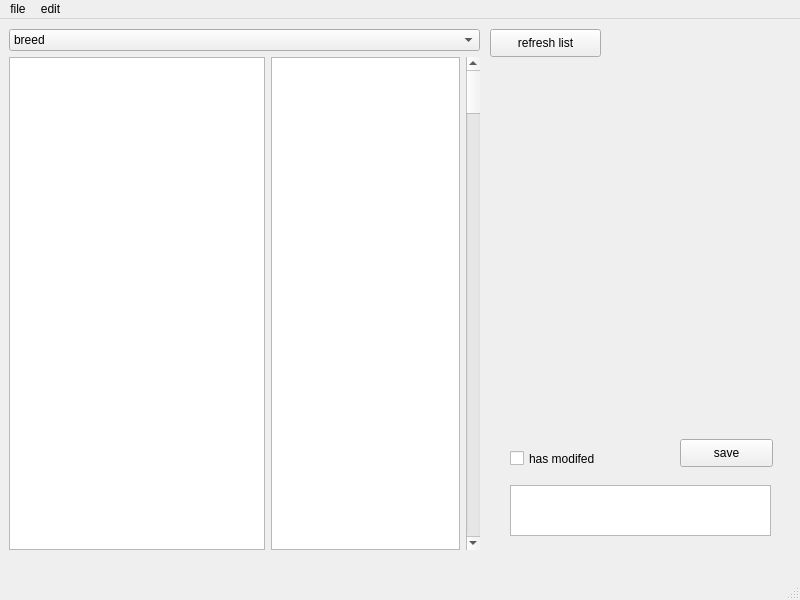
The window that localization-tool-for-Men-of-War_v0_1/mainwindow.ui (FNSOIDATHQ/localization-tool-for-Men-of-War) describes before a commit, drawn with Qt 5.
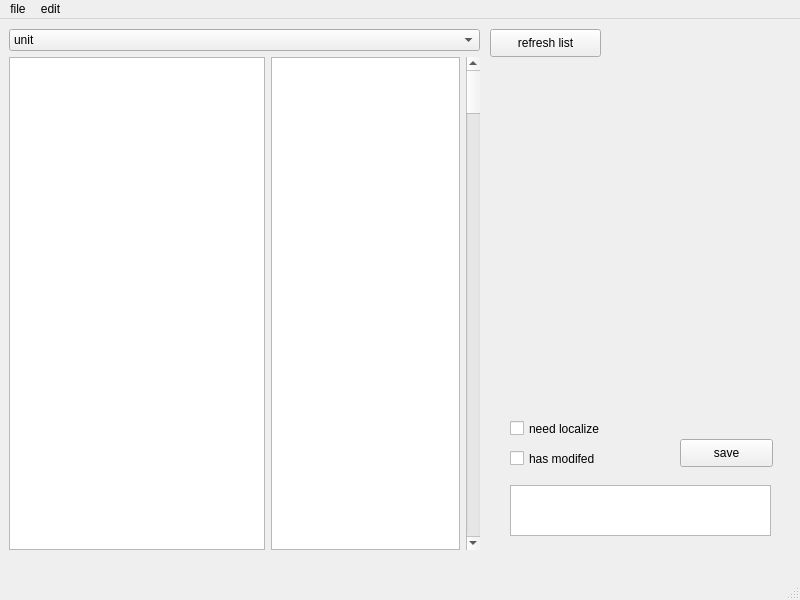
The same window after the commit.

```diff
--- a/localization-tool-for-Men-of-War_v0_1/mainwindow.ui
+++ b/localization-tool-for-Men-of-War_v0_1/mainwindow.ui
@@ -39,6 +39,11 @@
     <layout class="QVBoxLayout" name="verticalLayout">
      <item>
       <widget class="QComboBox" name="unit_type">
+       <item>
+        <property name="text">
+         <string>unit</string>
+        </property>
+       </item>
        <item>
         <property name="text">
          <string>breed</string>
@@ -135,6 +140,31 @@
      <bool>false</bool>
     </property>
    </widget>
+   <widget class="QCheckBox" name="check_is_need_localize">
+    <property name="enabled">
+     <bool>true</bool>
+    </property>
+    <property name="geometry">
+     <rect>
+      <x>510</x>
+      <y>400</y>
+      <width>151</width>
+      <height>19</height>
+     </rect>
+    </property>
+    <property name="mouseTracking">
+     <bool>true</bool>
+    </property>
+    <property name="acceptDrops">
+     <bool>false</bool>
+    </property>
+    <property name="text">
+     <string>need localize</string>
+    </property>
+    <property name="tristate">
+     <bool>false</bool>
+    </property>
+   </widget>
   </widget>
   <widget class="QMenuBar" name="menubar">
    <property name="geometry">
```
Left out of the diff: 22 changed lines with no effect on the pictures.
